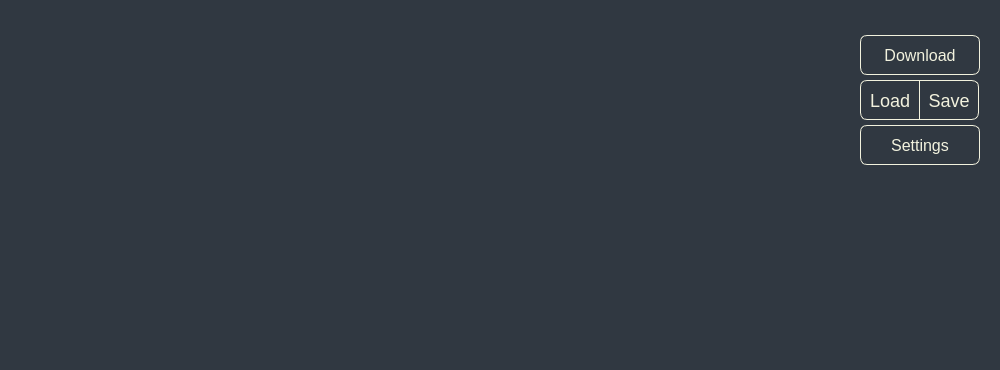
The window that KeyBoardSetter/KeyboardSetter/configform.ui (TabbycatPie/CustomKeyboard) describes before a commit, drawn with Qt 5.
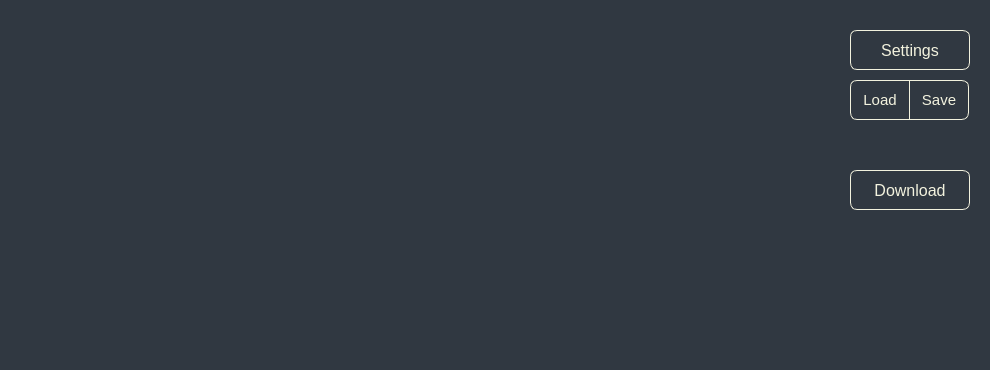
The same window after the commit.

Diff of the .ui file:
```diff
--- a/KeyBoardSetter/KeyboardSetter/configform.ui
+++ b/KeyBoardSetter/KeyboardSetter/configform.ui
@@ -6,19 +6,19 @@
    <rect>
     <x>0</x>
     <y>0</y>
-    <width>1000</width>
+    <width>990</width>
     <height>370</height>
    </rect>
   </property>
   <property name="minimumSize">
    <size>
-    <width>1000</width>
+    <width>990</width>
     <height>370</height>
    </size>
   </property>
   <property name="maximumSize">
    <size>
-    <width>1000</width>
+    <width>990</width>
     <height>370</height>
    </size>
   </property>
@@ -31,8 +31,8 @@
   <widget class="QPushButton" name="btn_download">
    <property name="geometry">
     <rect>
-     <x>860</x>
-     <y>35</y>
+     <x>850</x>
+     <y>170</y>
      <width>120</width>
      <height>40</height>
     </rect>
@@ -70,7 +70,7 @@
   <widget class="QPushButton" name="btn_save">
    <property name="geometry">
     <rect>
-     <x>919</x>
+     <x>909</x>
      <y>80</y>
      <width>60</width>
      <height>40</height>
@@ -98,7 +98,7 @@
     <cursorShape>PointingHandCursor</cursorShape>
    </property>
    <property name="styleSheet">
-    <string notr="true">QPushButton{background-color:qlineargradient(spread:pad, x1:0, y1:0, x2:1, y2:0, stop:0 rgba(0, 0, 0,0), stop:1 rgba(0, 0, 0,0));border:1px solid rgb(242, 242, 222);border-top-right-radius:7px;border-bottom-right-radius:7px;padding:2px 4px;font: 5pt &quot;Microsoft YaHei UI&quot;;font-size:18px;color:rgb(242, 242, 222);}QPushButton:hover{background-color:qlineargradient(spread:pad, x1:0, y1:0, x2:1, y2:0, stop:0 rgba(15, 172, 252,255), stop:1 rgba(22, 190, 235,255));}QPushButton:pressed{background-color:qlineargradient(spread:pad, x1:0, y1:0, x2:1, y2:0, stop:0 rgba(0, 160, 205,125), stop:1 rgba(0, 142, 222,125));color:rgb(202, 202,182);}
+    <string notr="true">QPushButton{background-color:qlineargradient(spread:pad, x1:0, y1:0, x2:1, y2:0, stop:0 rgba(0, 0, 0,0), stop:1 rgba(0, 0, 0,0));border:1px solid rgb(242, 242, 222);border-top-right-radius:7px;border-bottom-right-radius:7px;padding:2px 4px;font: 5pt &quot;Microsoft YaHei UI&quot;;font-size:15px;color:rgb(242, 242, 222);}QPushButton:hover{background-color:qlineargradient(spread:pad, x1:0, y1:0, x2:1, y2:0, stop:0 rgba(15, 172, 252,255), stop:1 rgba(22, 190, 235,255));}QPushButton:pressed{background-color:qlineargradient(spread:pad, x1:0, y1:0, x2:1, y2:0, stop:0 rgba(0, 160, 205,125), stop:1 rgba(0, 142, 222,125));color:rgb(202, 202,182);}
 </string>
    </property>
    <property name="text">
@@ -108,7 +108,7 @@
   <widget class="QPushButton" name="btn_load">
    <property name="geometry">
     <rect>
-     <x>860</x>
+     <x>850</x>
      <y>80</y>
      <width>60</width>
      <height>40</height>
@@ -136,7 +136,7 @@
     <cursorShape>PointingHandCursor</cursorShape>
    </property>
    <property name="styleSheet">
-    <string notr="true">QPushButton{background-color:qlineargradient(spread:pad, x1:0, y1:0, x2:1, y2:0, stop:0 rgba(188, 181, 0,0), stop:1 rgba(205, 135, 0,0));border:1px solid rgb(242, 242, 222);border-top-left-radius:7px;border-bottom-left-radius:7px;padding:2px 4px;font: 9pt &quot;Microsoft YaHei UI&quot;;font-size:18px;color:rgb(242, 242, 222);}QPushButton:hover{background-color:qlineargradient(spread:pad, x1:0, y1:0, x2:1, y2:0, stop:0 rgba(15, 172, 252,255), stop:1 rgba(22, 190, 235,255));}QPushButton:pressed{background-color:qlineargradient(spread:pad, x1:0, y1:0, x2:1, y2:0, stop:0 rgba(0, 160, 205,125), stop:1 rgba(0, 142, 222,125));color:rgb(202, 202,182);}
+    <string notr="true">QPushButton{background-color:qlineargradient(spread:pad, x1:0, y1:0, x2:1, y2:0, stop:0 rgba(188, 181, 0,0), stop:1 rgba(205, 135, 0,0));border:1px solid rgb(242, 242, 222);border-top-left-radius:7px;border-bottom-left-radius:7px;padding:2px 4px;font: 9pt &quot;Microsoft YaHei UI&quot;;font-size:15px;color:rgb(242, 242, 222);}QPushButton:hover{background-color:qlineargradient(spread:pad, x1:0, y1:0, x2:1, y2:0, stop:0 rgba(15, 172, 252,255), stop:1 rgba(22, 190, 235,255));}QPushButton:pressed{background-color:qlineargradient(spread:pad, x1:0, y1:0, x2:1, y2:0, stop:0 rgba(0, 160, 205,125), stop:1 rgba(0, 142, 222,125));color:rgb(202, 202,182);}
 </string>
    </property>
    <property name="text">
@@ -146,8 +146,8 @@
   <widget class="QPushButton" name="btn_settings">
    <property name="geometry">
     <rect>
-     <x>860</x>
-     <y>125</y>
+     <x>850</x>
+     <y>30</y>
      <width>120</width>
      <height>40</height>
     </rect>
```
